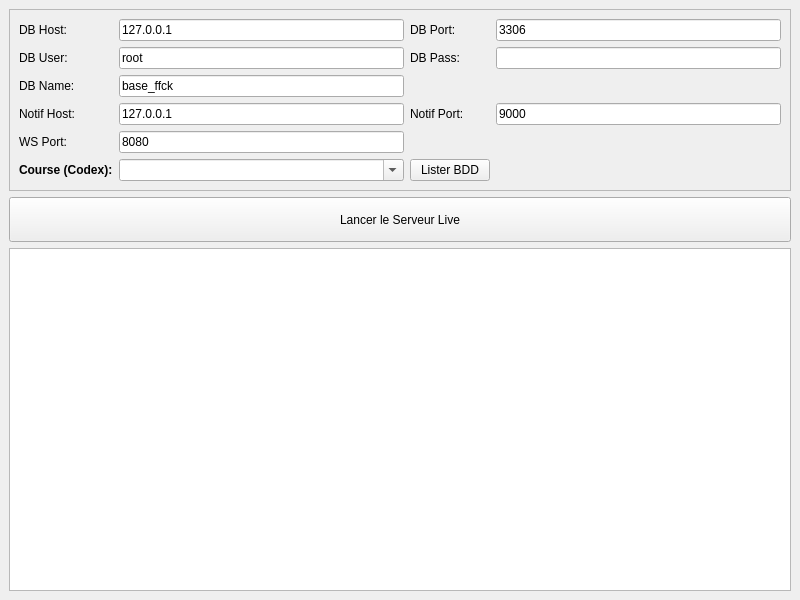
This is mainwindow.ui in strade03/CompetFFCK_ws_live_bridge as Qt 5 draws it before an edit. The edited form follows.
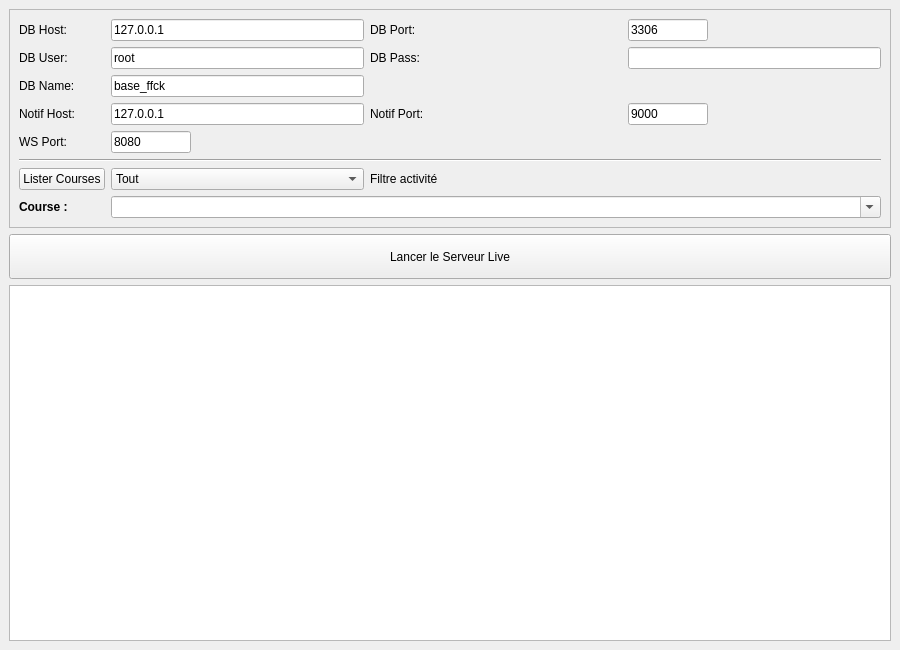
This is the edited form. Icons and pictures are not drawn.

Diff of the .ui file:
```diff
--- a/mainwindow.ui
+++ b/mainwindow.ui
@@ -2,7 +2,7 @@
 <ui version="4.0">
  <class>MainWindow</class>
  <widget class="QMainWindow" name="MainWindow">
-  <property name="geometry"><rect><x>0</x><y>0</y><width>800</width><height>600</height></rect></property>
+  <property name="geometry"><rect><x>0</x><y>0</y><width>900</width><height>650</height></rect></property>
   <property name="windowTitle"><string>WS-Live Bridge</string></property>
   <widget class="QWidget" name="centralwidget">
    <layout class="QVBoxLayout" name="verticalLayout">
@@ -13,7 +13,9 @@
        <item row="0" column="0"><widget class="QLabel"><property name="text"><string>DB Host:</string></property></widget></item>
        <item row="0" column="1"><widget class="QLineEdit" name="leDbHost"><property name="text"><string>127.0.0.1</string></property></widget></item>
        <item row="0" column="2"><widget class="QLabel"><property name="text"><string>DB Port:</string></property></widget></item>
-       <item row="0" column="3"><widget class="QLineEdit" name="leDbPort"><property name="text"><string>3306</string></property></widget></item>
+       <item row="0" column="3"><widget class="QLineEdit" name="leDbPort"><property name="text"><string>3306</string></property><property name="maximumSize"><size><width>80</width><height>16777215</height></size></property></widget></item>
+
+       <!-- Row 1: DB User / Pass -->
        <item row="1" column="0"><widget class="QLabel"><property name="text"><string>DB User:</string></property></widget></item>
        <item row="1" column="1"><widget class="QLineEdit" name="leDbUser"><property name="text"><string>root</string></property></widget></item>
        <item row="1" column="2"><widget class="QLabel"><property name="text"><string>DB Pass:</string></property></widget></item>
@@ -23,12 +25,65 @@
        <item row="3" column="0"><widget class="QLabel"><property name="text"><string>Notif Host:</string></property></widget></item>
        <item row="3" column="1"><widget class="QLineEdit" name="leNotifHost"><property name="text"><string>127.0.0.1</string></property></widget></item>
        <item row="3" column="2"><widget class="QLabel"><property name="text"><string>Notif Port:</string></property></widget></item>
-       <item row="3" column="3"><widget class="QLineEdit" name="leNotifPort"><property name="text"><string>9000</string></property></widget></item>
+       <item row="3" column="3"><widget class="QLineEdit" name="leNotifPort"><property name="text"><string>9000</string></property><property name="maximumSize"><size><width>80</width><height>16777215</height></size></property></widget></item>
+
+       <!-- Row 4: WS Port -->
        <item row="4" column="0"><widget class="QLabel"><property name="text"><string>WS Port:</string></property></widget></item>
-       <item row="4" column="1"><widget class="QLineEdit" name="leWsPort"><property name="text"><string>8080</string></property></widget></item>
-       <item row="5" column="0"><widget class="QLabel"><property name="text"><string>Course (Codex):</string></property><property name="font"><font><bold>true</bold></font></property></widget></item>
-       <item row="5" column="1"><widget class="QComboBox" name="cbCodex"><property name="editable"><bool>true</bool></property></widget></item>
-       <item row="5" column="2"><widget class="QPushButton" name="btnRefreshCodex"><property name="text"><string>Lister BDD</string></property></widget></item>
+       <item row="4" column="1"><widget class="QLineEdit" name="leWsPort"><property name="text"><string>8080</string></property><property name="maximumSize"><size><width>80</width><height>16777215</height></size></property></widget></item>
+
+       <!-- Row 5: Separator -->
+       <item row="5" column="0" colspan="4">
+        <widget class="Line" name="line1">
+         <property name="orientation"><enum>Qt::Horizontal</enum></property>
+        </widget>
+       </item>
+
+       <!-- Row 6: Button "Lister Courses" + Filtre combo -->
+       <item row="6" column="0">
+        <widget class="QPushButton" name="btnRefreshCodex">
+         <property name="text"><string>Lister Courses</string></property>
+         <property name="icon"><iconset theme="view-refresh"/>
+         </property>
+        </widget>
+       </item>
+       <item row="6" column="1">
+        <widget class="QComboBox" name="cbFilter">
+         <property name="toolTip"><string>Filtrer par type d'activité</string></property>
+         <property name="currentIndex"><number>0</number></property>
+         <item><property name="text"><string>Tout</string></property></item>
+         <item><property name="text"><string>SLA</string></property></item>
+         <item><property name="text"><string>DES</string></property></item>
+         <item><property name="text"><string>EXS</string></property></item>
+         <item><property name="text"><string>OCR</string></property></item>
+         <item><property name="text"><string>DRB</string></property></item>
+         <item><property name="text"><string>FRE</string></property></item>
+         <item><property name="text"><string>JEU</string></property></item>
+         <item><property name="text"><string>MAR</string></property></item>
+        </widget>
+       </item>
+       <item row="6" column="2"><widget class="QLabel"><property name="text"><string>Filtre activité</string></property></widget></item>
+
+       <!-- Row 7: Course list combo spanning full width -->
+       <item row="7" column="0">
+        <widget class="QLabel">
+         <property name="text"><string>Course :</string></property>
+         <property name="font"><font><bold>true</bold></font></property>
+        </widget>
+       </item>
+       <item row="7" column="1" colspan="3">
+        <widget class="QComboBox" name="cbCodex">
+         <property name="editable"><bool>true</bool></property>
+         <property name="minimumSize"><size><width>500</width><height>0</height></size></property>
+         <property name="sizePolicy">
+          <sizepolicy hsizetype="Expanding" vsizetype="Fixed">
+           <horstretch>1</horstretch>
+           <verstretch>0</verstretch>
+          </sizepolicy>
+         </property>
+         <property name="font"><font><family>Consolas</family><pointsize>9</pointsize></font></property>
+        </widget>
+       </item>
+
       </layout>
      </widget>
     </item>
```
Left out of the diff: 6 changed lines with no effect on the pictures.
